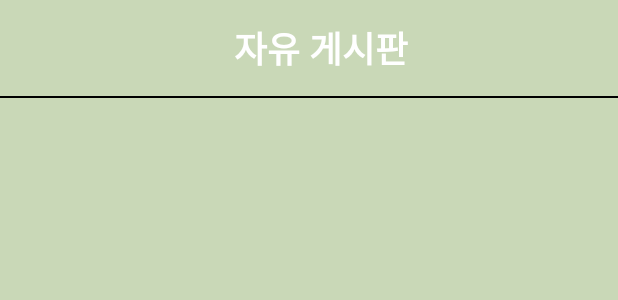
After one commit to gmg010217/FrontendProject, an Android app: the layout activity_free_board.xml on its own in the app's theme, with its tools: preview values and no code run, on a phone screen of 412 x 824 dp. The commit adds this screen. Shown: the top 300 px of the screen. Run offline under Robolectric (Android 15) with nearby library versions, the phone set to English and light mode, and no system bars.

Commit message:
FreeBoard 어댑터 구현 / 자유 게시판 목록 기능 구현

```diff
--- a/app/src/main/java/com/example/frontendproject/network/ApiService.kt
+++ b/app/src/main/java/com/example/frontendproject/network/ApiService.kt
@@ -2,6 +2,7 @@ package com.example.frontendproject.network
 
 import com.example.frontendproject.model.Diary
 import com.example.frontendproject.model.Exercise
+import com.example.frontendproject.model.FreeboardsResponse
 import com.example.frontendproject.model.LoginRequest
 import com.example.frontendproject.model.LoginResponse
 import com.example.frontendproject.model.MemberInfoResponse
@@ -66,4 +67,6 @@ interface ApiService {
     @POST("exericse/{id}/{date}")
     fun editExercises(@Path("id") memberId: Long, @Path("date") date: String, @Body exercise: Exercise): Call<String>
 
+    @GET("freeboard/")
+    fun getFreeBoardList() : Call<List<FreeboardsResponse>>
 }
--- /dev/null
+++ b/app/src/main/res/layout/activity_free_board.xml
@@ -0,0 +1,34 @@
+<?xml version="1.0" encoding="utf-8"?>
+<LinearLayout
+    xmlns:android="http://schemas.android.com/apk/res/android"
+    android:layout_width="match_parent"
+    android:layout_height="match_parent"
+    android:orientation="vertical"
+    android:fitsSystemWindows="true"
+    android:background="#c9d8b7">
+
+    <androidx.appcompat.widget.Toolbar
+        android:id="@+id/freeBoardToolbar"
+        android:layout_width="match_parent"
+        android:layout_height="?attr/actionBarSize" >
+        <TextView
+            android:layout_width="match_parent"
+            android:layout_height="match_parent"
+            android:gravity="center"
+            android:text="자유 게시판"
+            android:textColor="#FFFFFF"
+            android:textSize="24sp"
+            android:textStyle="bold"/>
+    </androidx.appcompat.widget.Toolbar>
+
+    <View
+        android:layout_width="match_parent"
+        android:layout_height="1dp"
+        android:background="#000000" />
+
+    <FrameLayout
+        android:id="@+id/freeBoardFragmentContainer"
+        android:layout_width="match_parent"
+        android:layout_height="0dp"
+        android:layout_weight="1" />
+</LinearLayout>
```
Also changed, not shown: app/src/main/java/com/example/frontendproject/FreeBoardActivity.kt (+8 -0 lines), app/src/main/java/com/example/frontendproject/adapter/FreeBoardAdapter.kt (added, +31 -0 lines), app/src/main/java/com/example/frontendproject/fragment/FreeBoardDetailFragment.kt (added, +17 -0 lines), app/src/main/java/com/example/frontendproject/fragment/FreeBoardListFragment.kt (added, +81 -0 lines), app/src/main/java/com/example/frontendproject/model/FreeboardsResponse.kt (added, +7 -0 lines), app/src/main/res/layout/fragment_free_board_list.xml (added, +28 -0 lines), app/src/main/res/layout/item_free_board.xml (added, +21 -0 lines).
